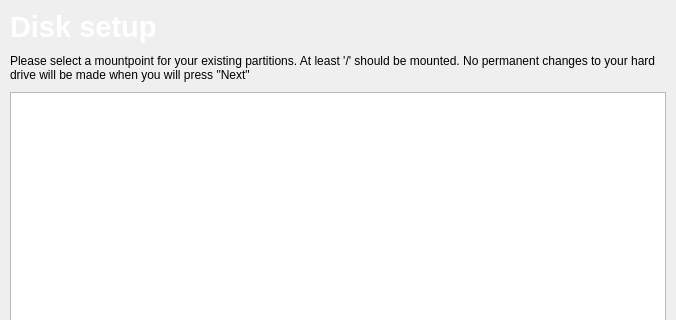
Qt form ui/pages/partition.ui (Inkane/Tribe) before a commit; both pictures show x 0 to 676 and y 0 to 320 of the 676 by 530 pixel window.
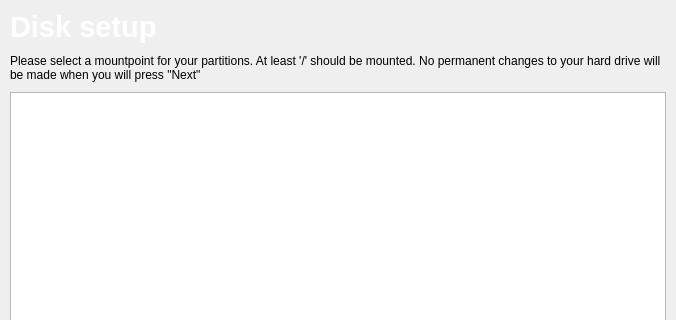
The same form after that commit. Custom widgets are drawn as their Qt base class.

Diff of the .ui file:
```diff
--- a/ui/pages/partition.ui
+++ b/ui/pages/partition.ui
@@ -55,7 +55,7 @@
       </size>
      </property>
      <property name="text">
-      <string>Please select a mountpoint for your existing partitions. At least '/' should be mounted. No permanent changes to your hard drive will be made when you will press &quot;Next&quot;</string>
+      <string>Please select a mountpoint for your partitions. At least '/' should be mounted. No permanent changes to your hard drive will be made when you will press &quot;Next&quot;</string>
      </property>
      <property name="scaledContents">
       <bool>true</bool>
```
